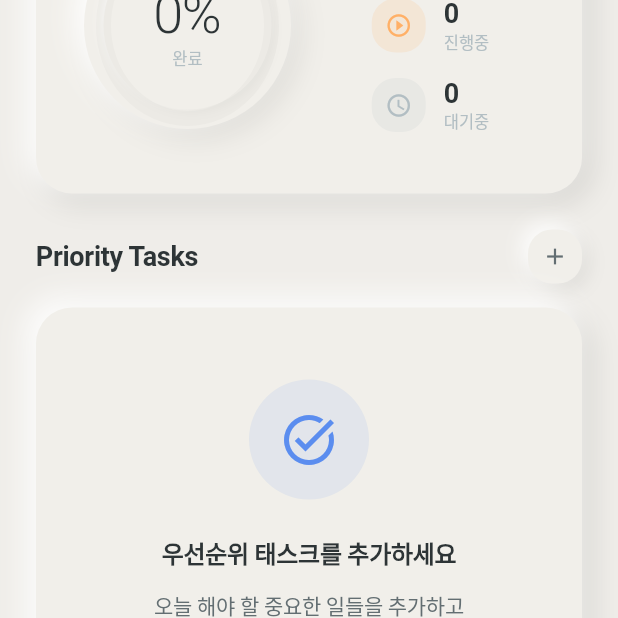
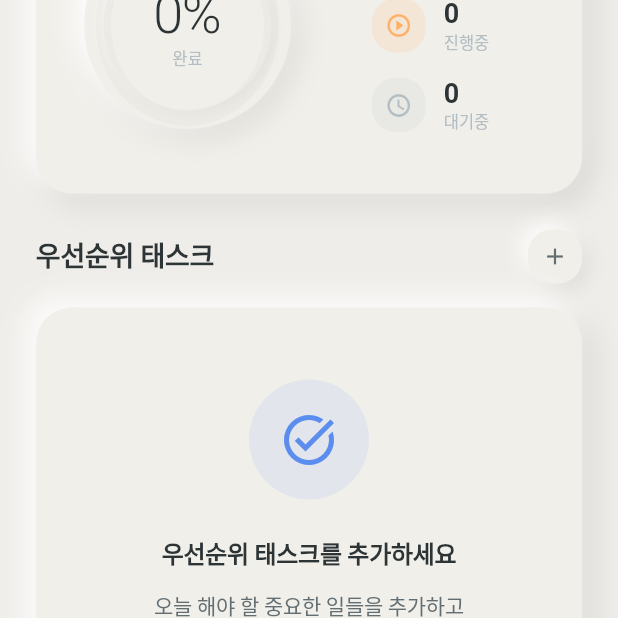
Before and after one commit to buelmanager/franklin_flow, a Flutter app: the screen it shows after launch, scrolled down 576 dp, on a phone screen of 412 x 824 dp, the top half of it. Run offline on Flutter 3.47's test engine with Material 3 defaults, Android fonts, the light colour scheme and no system bars; our stand-ins replace flutter_riverpod, hive, hive_flutter; accounts and stored records are empty; generated files the repository leaves out were written again.

Commit message:
fix : 한글로 수정

```diff
--- a/lib/core/constants/app_strings.dart
+++ b/lib/core/constants/app_strings.dart
@@ -61,8 +61,8 @@ class AppStrings {
   // ─────────────────────────────────────────────────────────────────────────
 
   static const String todayProgress = '오늘의 진행도';
-  static const String priorityTasks = 'Priority Tasks';
-  static const String thisWeek = 'This Week';
+  static const String priorityTasks = '우선순위 태스크';
+  static const String thisWeek = '이번 주 목표';
   static const String done = '완료';
 
   // ─────────────────────────────────────────────────────────────────────────
```
